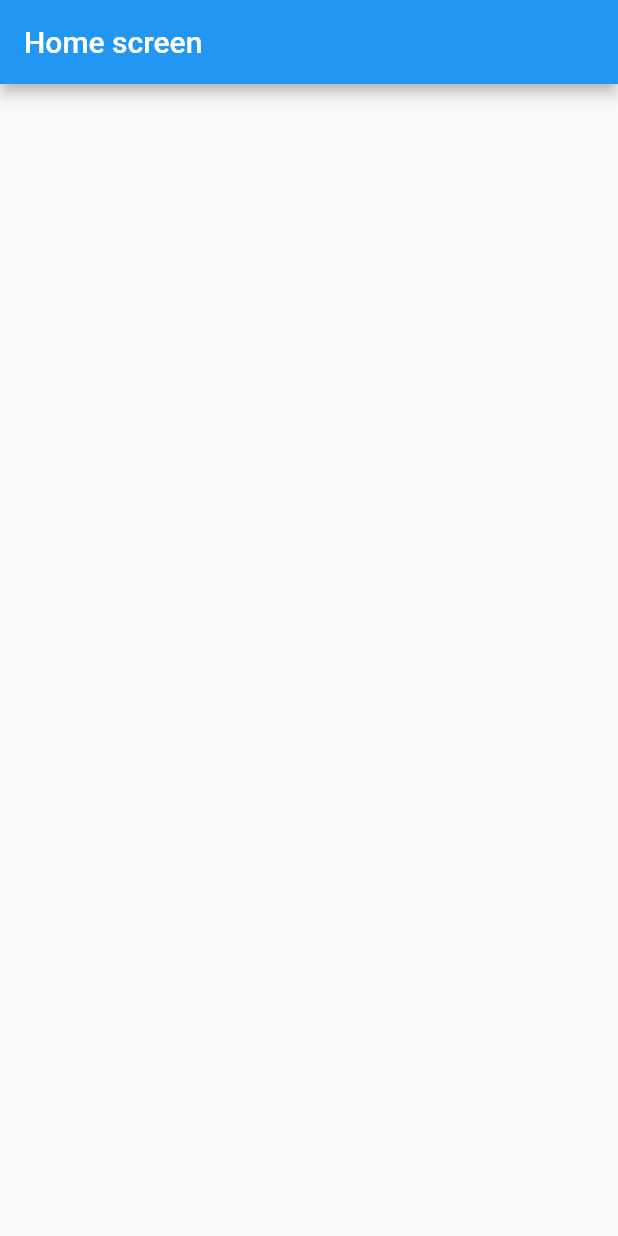
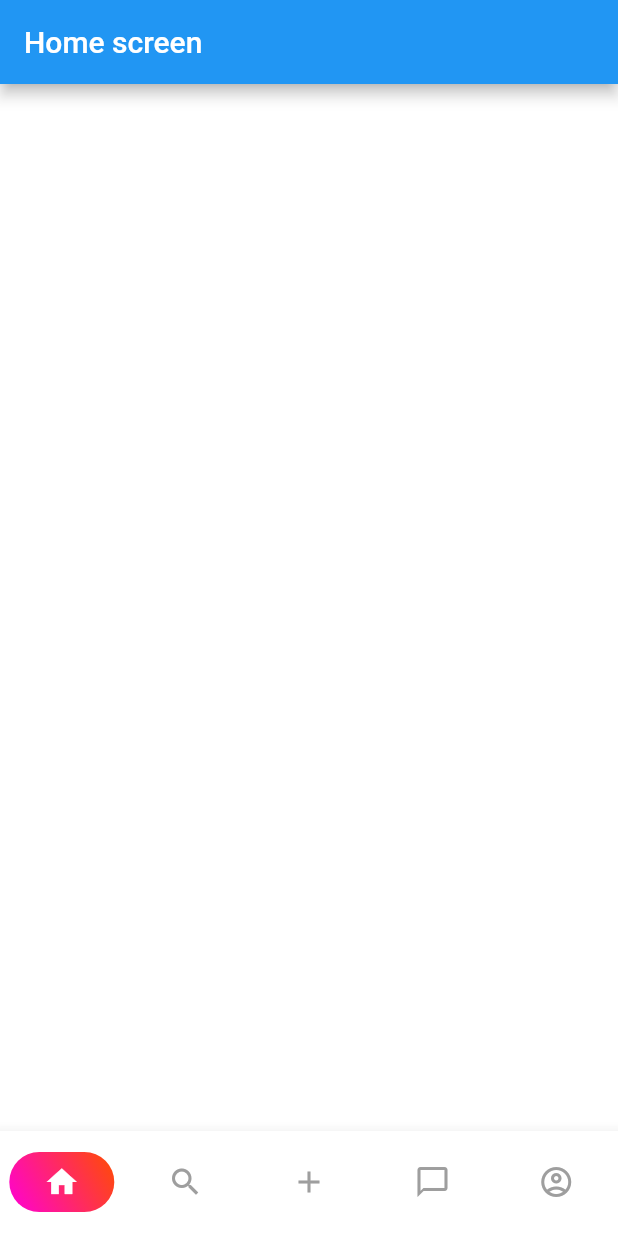
Before and after one commit to sieugatayss3/meCar_interview, a Flutter app: the screen it shows after launch, on a phone screen of 412 x 824 dp. Run offline on Flutter 3.47's test engine with Material 2 defaults, Android fonts, the phone set to English and light mode, and no system bars.

Commit message:
add bottom navigation bar

```diff
--- /dev/null
+++ b/lib/core/utils.dart
@@ -0,0 +1,13 @@
+import 'package:flutter/material.dart';
+
+class HexColor extends Color {
+  static int _getColorFromHex(String hexColor) {
+    hexColor = hexColor.toUpperCase().replaceAll("#", "");
+    if (hexColor.length == 6) {
+      hexColor = "FF" + hexColor;
+    }
+    return int.parse(hexColor, radix: 16);
+  }
+
+  HexColor(final String hexColor) : super(_getColorFromHex(hexColor));
+}
--- a/lib/main.dart
+++ b/lib/main.dart
@@ -10,12 +10,13 @@ class MyApp extends StatelessWidget {
   @override
   Widget build(BuildContext context) {
     return MaterialApp(
-      title: 'Flutter Demo',
+      title: 'MeCar Interview',
       theme: ThemeData(
         primarySwatch: Colors.blue,
         visualDensity: VisualDensity.adaptivePlatformDensity,
+        scaffoldBackgroundColor: Colors.white,
       ),
-      home: HomeScreen(),
+      home: BottomNavbarScreen(),
     );
   }
 }
--- /dev/null
+++ b/lib/screens/bottom_navbar_screen.dart
@@ -0,0 +1,73 @@
+import 'package:flutter/material.dart';
+import 'package:me_car_interview/core/utils.dart';
+
+import 'home_screen.dart';
+
+class BottomNavbarScreen extends StatefulWidget {
+  @override
+  _BottomNavbarScreenState createState() => _BottomNavbarScreenState();
+}
+
+class _BottomNavbarScreenState extends State<BottomNavbarScreen> {
+  final List _screens = [
+    HomeScreen(),
+    Scaffold(),
+    Scaffold(),
+    Scaffold(),
+    Scaffold(),
+  ];
+
+  int _currentIndex = 0;
+
+  @override
+  Widget build(BuildContext context) {
+    return Scaffold(
+      body: _screens[_currentIndex],
+      bottomNavigationBar: BottomNavigationBar(
+          onTap: (index) => setState(() => _currentIndex = index),
+          selectedItemColor: Colors.white,
+          backgroundColor: Colors.white,
+          showUnselectedLabels: false,
+          showSelectedLabels: false,
+          unselectedItemColor: Colors.grey,
+          type: BottomNavigationBarType.fixed,
+          currentIndex: _currentIndex,
+          items: [
+            Icons.home,
+            Icons.search,
+            Icons.add,
+            Icons.messenger_outline,
+            Icons.account_circle_outlined
+          ]
+              .asMap()
+              .map(
+                (key, value) => MapEntry(
+                  key,
+                  BottomNavigationBarItem(
+                    label: '',
+                    icon: Container(
+                      width: 70,
+                      height: 40,
+                      // padding: EdgeInsets.symmetric(horizontal: 20.0, vertical: 15.0),
+                      decoration: BoxDecoration(
+                        borderRadius: BorderRadius.circular(20.0),
+                        gradient: _currentIndex == key
+                            ? LinearGradient(
+                                begin: Alignment.bottomLeft,
+                                end: Alignment.topRight,
+                                colors: [
+                                    HexColor('FF00D6'),
+                                    HexColor('FF4D00')
+                                  ])
+                            : null,
+                      ),
+                      child: Icon(value),
+                    ),
+                  ),
+                ),
+              )
+              .values
+              .toList()),
+    );
+  }
+}
--- a/lib/screens/screens.dart
+++ b/lib/screens/screens.dart
@@ -1 +1,2 @@
 export 'home_screen.dart';
+export 'bottom_navbar_screen.dart';
```
